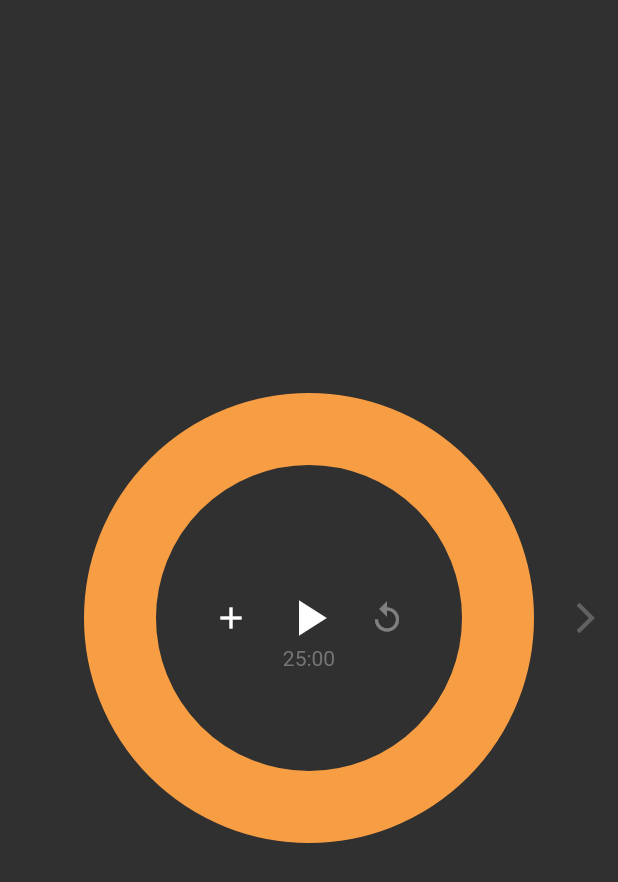
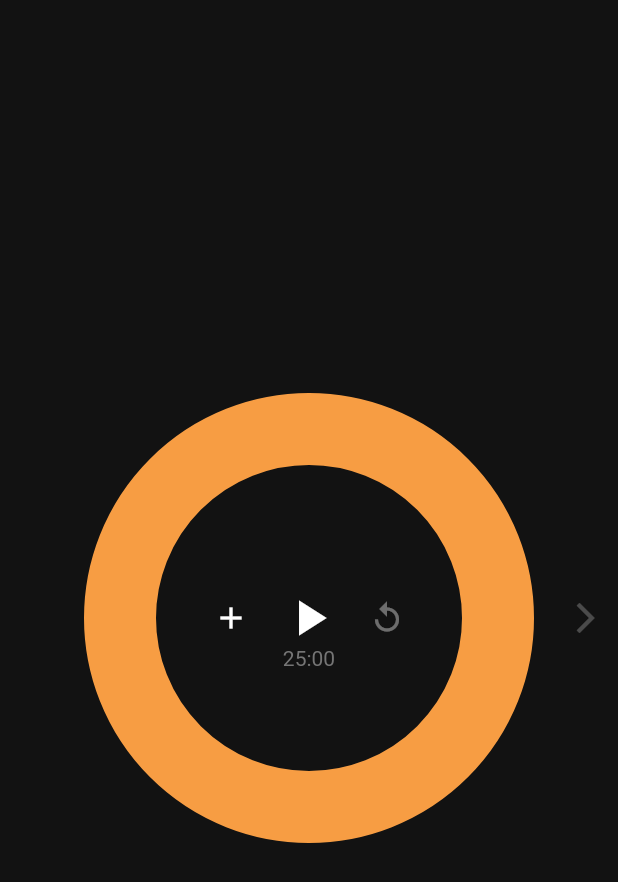
Before and after one commit to bridget462/duty, a Flutter app: the screen it shows after launch, after a tap on "START", on a phone screen of 412 x 824 dp. Shown: the top 882 px of the screen. Run offline on Flutter 3.47's test engine with Material 2 defaults, Android fonts, the phone set to English and light mode, and no system bars; our stand-ins replace audioplayers, numberpicker; missing offline and left inert: screen; statements that could not run were skipped.

Commit message:
background color dimmed

```diff
--- a/lib/countdown_timer.dart
+++ b/lib/countdown_timer.dart
@@ -1,5 +1,6 @@
 import 'dart:math' as math;
 import 'package:audioplayers/audio_cache.dart';
+import 'main.dart';
 import 'package:flutter/cupertino.dart';
 import 'package:flutter/material.dart';
 import 'package:flutter_pomodoro_timer/main.dart';
@@ -221,6 +222,7 @@ class _CountDownTimerState extends State<CountDownTimer>
   @override
   Widget build(BuildContext context) {
     return Scaffold(
+      backgroundColor: backgroundColor,
       body: AnimatedBuilder(
           animation: controller,
           builder: (context, child) {
--- a/lib/main.dart
+++ b/lib/main.dart
@@ -8,6 +8,8 @@ void main() => runApp(MyApp());
 
 const Color focusColor = Color(0xFFF79D43);
 const Color breakColor = Color(0xFF6A96E4);
+const Color backgroundColor = Color(0xFF121212);
+const Color remainingColor = Color(0xFF0a0a0a);
 
 class MyApp extends StatelessWidget {
   @override
@@ -44,6 +46,7 @@ class _SettingPageState extends State<SettingPage> {
   @override
   Widget build(BuildContext context) {
     return Scaffold(
+      backgroundColor: backgroundColor,
       body: Center(
         child: Column(
           mainAxisAlignment: MainAxisAlignment.center,
@@ -191,7 +194,7 @@ class FocusTimer extends StatelessWidget {
       isFocusMode: true,
       initialCountDownDuration: focusDuration,
       remainingCircleBackgroundColor: focusColor,
-      remainingCircleIndicatorColor: Colors.grey[800],
+      remainingCircleIndicatorColor: remainingColor,
     );
   }
 }
@@ -206,7 +209,7 @@ class BreakTimer extends StatelessWidget {
       isFocusMode: false,
       initialCountDownDuration: breakDuration,
       remainingCircleBackgroundColor: breakColor,
-      remainingCircleIndicatorColor: Colors.grey[800],
+      remainingCircleIndicatorColor: remainingColor,
     );
   }
 }
```
